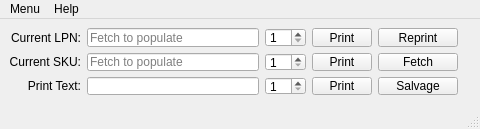
Above: mainwindow.ui from LMBernardo/LabelManager before the change. Below: the same form after it.
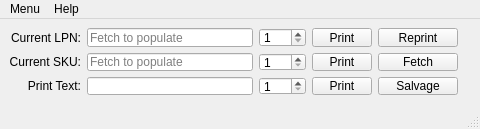
That is the form after the change. Icons and pictures are not drawn.

Diff of the .ui file:
```diff
--- a/mainwindow.ui
+++ b/mainwindow.ui
@@ -77,7 +77,7 @@
        <number>1</number>
       </property>
       <property name="maximum">
-       <number>10</number>
+       <number>500</number>
       </property>
      </widget>
     </item>
@@ -163,6 +163,9 @@
       <property name="minimum">
        <number>1</number>
       </property>
+      <property name="maximum">
+       <number>500</number>
+      </property>
       <property name="singleStep">
        <number>1</number>
       </property>
@@ -239,7 +242,7 @@
        <number>1</number>
       </property>
       <property name="maximum">
-       <number>10</number>
+       <number>500</number>
       </property>
      </widget>
     </item>
```
